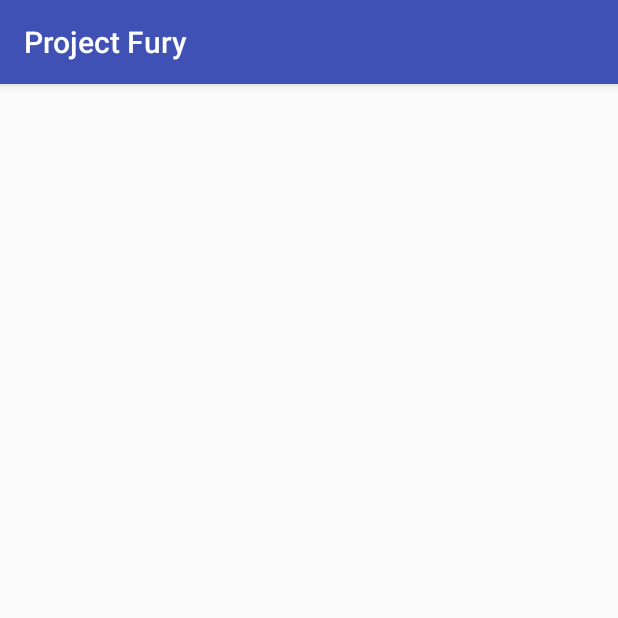
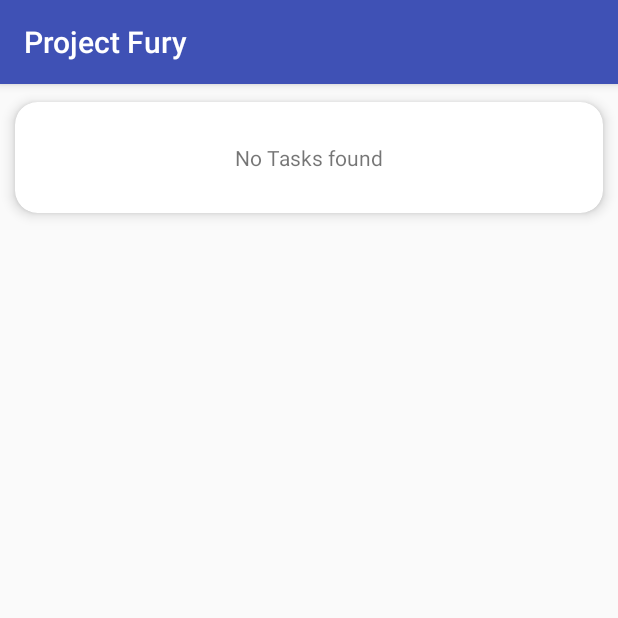
Before and after one commit to Macro303/Project_Fury, an Android app: the fragment ProjectBoardFragment shown on its own in the app's theme, on a phone screen of 412 x 824 dp, the top half of it. Run offline under Robolectric (Android 15) with nearby library versions, the light colour scheme and no system bars; 2 statements that could not run were skipped.

Commit message:
FURY#022
Added notification to project board for no tasks found

```diff
--- a/app/src/main/java/tobedevelopers/project_fury/project_board/implementation/ProjectBoardHolder.java
+++ b/app/src/main/java/tobedevelopers/project_fury/project_board/implementation/ProjectBoardHolder.java
@@ -17,6 +17,7 @@ public class ProjectBoardHolder extends RecyclerView.ViewHolder{
 	public TextView mTaskTextView;
 	public TextView mPriorityTextView;
 	public TextView mAssigneeTextView;
+	public TextView mNoTaskViewTextView;
 
 	public ProjectBoardHolder( View view ){
 		super( view );
@@ -24,6 +25,7 @@ public class ProjectBoardHolder extends RecyclerView.ViewHolder{
 		mTaskTextView = ( TextView ) view.findViewById( R.id.projectBoardFragment_taskTextView );
 		mPriorityTextView = ( TextView ) view.findViewById( R.id.projectBoardFragment_priorityTextView );
 		mAssigneeTextView = ( TextView ) view.findViewById( R.id.projectBoardFragment_userAssignedTextView );
+		mNoTaskViewTextView = ( TextView ) view.findViewById( R.id.projectBoardFragment_noTasksTextView );
 	}
 
 }
--- a/app/src/main/java/tobedevelopers/project_fury/project_board/implementation/ProjectBoardRecyclerAdapter.java
+++ b/app/src/main/java/tobedevelopers/project_fury/project_board/implementation/ProjectBoardRecyclerAdapter.java
@@ -37,6 +37,15 @@ public class ProjectBoardRecyclerAdapter extends RecyclerView.Adapter< ProjectBo
 
 	@Override
 	public void onBindViewHolder( ProjectBoardHolder holder, final int position ){
+		if( tasks != null && tasks.length != 0 ){
+			holder.mNoTaskViewTextView.setVisibility( View.INVISIBLE );
+			holder.mAssigneeTextView.setVisibility( View.VISIBLE );
+			holder.mPriorityTextView.setVisibility( View.VISIBLE );
+			holder.mTaskTextView.setVisibility( View.VISIBLE );
+
+			holder.mTaskTextView.setText( tasks[ position ].getName() );
+			holder.mPriorityTextView.setText( tasks[ position ].getPriority().getNameValue() );
+			holder.mAssigneeTextView.setText( tasks[ position ].getAssignee() );
 			holder.mCardView.setOnClickListener( new View.OnClickListener(){
 				@Override
 				public void onClick( View view ){
@@ -45,13 +54,18 @@ public class ProjectBoardRecyclerAdapter extends RecyclerView.Adapter< ProjectBo
 
 				}
 			} );
-		holder.mTaskTextView.setText( tasks[ position ].getName() );
-		holder.mPriorityTextView.setText( tasks[ position ].getPriority().getNameValue() );
-		holder.mAssigneeTextView.setText( tasks[ position ].getAssignee() );
+		}else{
+			holder.mNoTaskViewTextView.setVisibility( View.VISIBLE );
+			holder.mAssigneeTextView.setVisibility( View.INVISIBLE );
+			holder.mPriorityTextView.setVisibility( View.INVISIBLE );
+			holder.mTaskTextView.setVisibility( View.INVISIBLE );
+		}
+
+
 	}
 
 	@Override
 	public int getItemCount(){
-		return tasks != null ? tasks.length : 0;
+		return tasks != null && tasks.length != 0 ? tasks.length : 1;
 	}
 }
--- a/app/src/main/res/layout/card_project_board.xml
+++ b/app/src/main/res/layout/card_project_board.xml
@@ -38,6 +38,15 @@
 			android:text="@string/textView_priority"/>
 
 		<TextView
+			android:id="@+id/projectBoardFragment_noTasksTextView"
+			android:layout_width="wrap_content"
+			android:layout_height="wrap_content"
+			android:layout_centerInParent="true"
+			android:text="@string/textView_noTasksFound"
+			android:visibility="invisible"/>
+
+
+		<TextView
 			android:id="@+id/projectBoardFragment_userAssignedTextView"
 			android:layout_width="wrap_content"
 			android:layout_height="wrap_content"
@@ -46,7 +55,7 @@
 			android:layout_marginBottom="10dp"
 			android:layout_marginLeft="20dp"
 			android:layout_marginTop="20dp"
-			android:text="@string/textView_assignee"
-			/>
+			android:text="@string/textView_assignee"/>
+
 	</RelativeLayout>
 </android.support.v7.widget.CardView>
--- a/app/src/main/res/values/strings.xml
+++ b/app/src/main/res/values/strings.xml
@@ -63,6 +63,7 @@
 	<string name="textView_priority">Priority</string>
 	<string name="textView_task">Task</string>
 	<string name="textView_assignee">Assignee</string>
+	<string name="textView_noTasksFound">No Tasks found</string>
 	<string name="textView_addColumnHeader">Column Name:</string>
 
 	<!-- Hints -->
```
Lines whose indentation alone changed are shown as unchanged.
